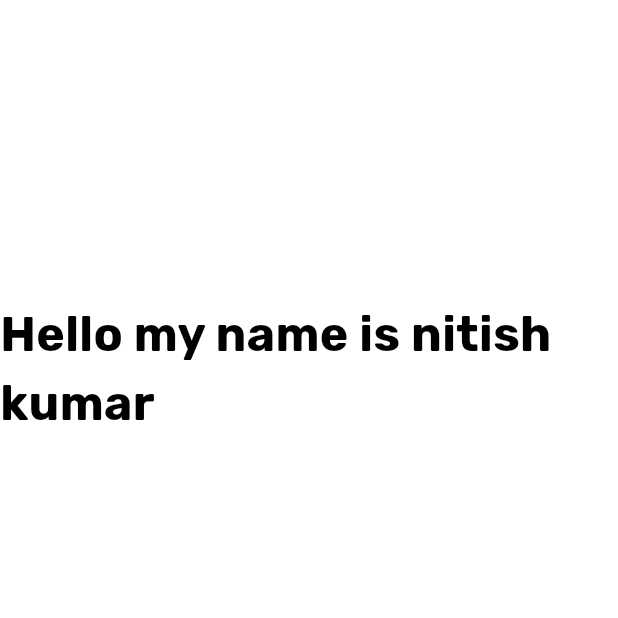
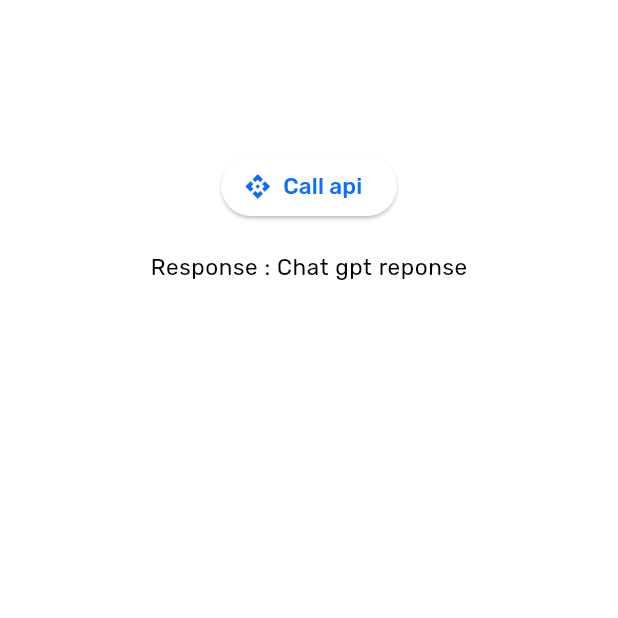
Before and after one commit to MrNitishroy/InterviewPrep, a Flutter app: the DemoPage screen opened directly, on a phone screen of 412 x 824 dp, the top half of it. Run offline on Flutter 3.47's test engine with Material 2 defaults, Android fonts, the phone set to English and light mode, and no system bars; drawn by our look-alikes of animated_text_kit; our stand-ins replace avatar_glow, camera, carousel_slider, confetti, firebase_auth, firebase_core and 14 more; missing offline and left inert: chat_gpt_api; accounts and stored records are empty.

```diff
--- a/lib/Pages/demo.dart
+++ b/lib/Pages/demo.dart
@@ -12,29 +12,33 @@ class DemoPage extends StatelessWidget {
 
   @override
   Widget build(BuildContext context) {
-    TextToScpeechController tts = Get.put(TextToScpeechController());
-    FreeTTSController freeTTSController = Get.put(FreeTTSController());
+    DemoController demoController = Get.put(DemoController());
     return Scaffold(
       body: Column(
         children: [
           SizedBox(
-            height: 200,
+            height: 100,
           ),
-          AnimatedTextKit(
-            animatedTexts: [
-              TypewriterAnimatedText(
-                'Hello my name is nitish kumar ',
-                textStyle: const TextStyle(
-                  fontSize: 32.0,
-                  fontWeight: FontWeight.bold,
-                ),
-                speed: const Duration(milliseconds: 10),
+          Row(
+            mainAxisAlignment: MainAxisAlignment.center,
+            children: [
+              ElevatedButton.icon(
+                label: Text("Call api"),
+                icon: Icon(Icons.api),
+                onPressed: () {
+                  demoController.getResult();
+                },
               ),
             ],
-            totalRepeatCount: 100,
-            pause: const Duration(milliseconds: 1000),
-            displayFullTextOnTap: true,
-            stopPauseOnTap: true,
+          ),
+          SizedBox(
+            height: 20,
+          ),
+          Obx(
+            () => Text(
+              "Response : ${demoController.response.value}",
+              style: Theme.of(context).textTheme.bodySmall,
+            ),
           ),
         ],
       ),
--- a/lib/PrivateData.dart
+++ b/lib/PrivateData.dart
@@ -1 +1 @@
-const String OPENAIKEY = "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";
+const String OPENAIKEY = "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";
```
Also changed, not shown: lib/Components/PrimaryDrawer.dart (+14 -0 lines), lib/Controller/ChatController.dart (+5 -4 lines), lib/Controller/DemoController.dart (+30 -31 lines), 6 other files.
